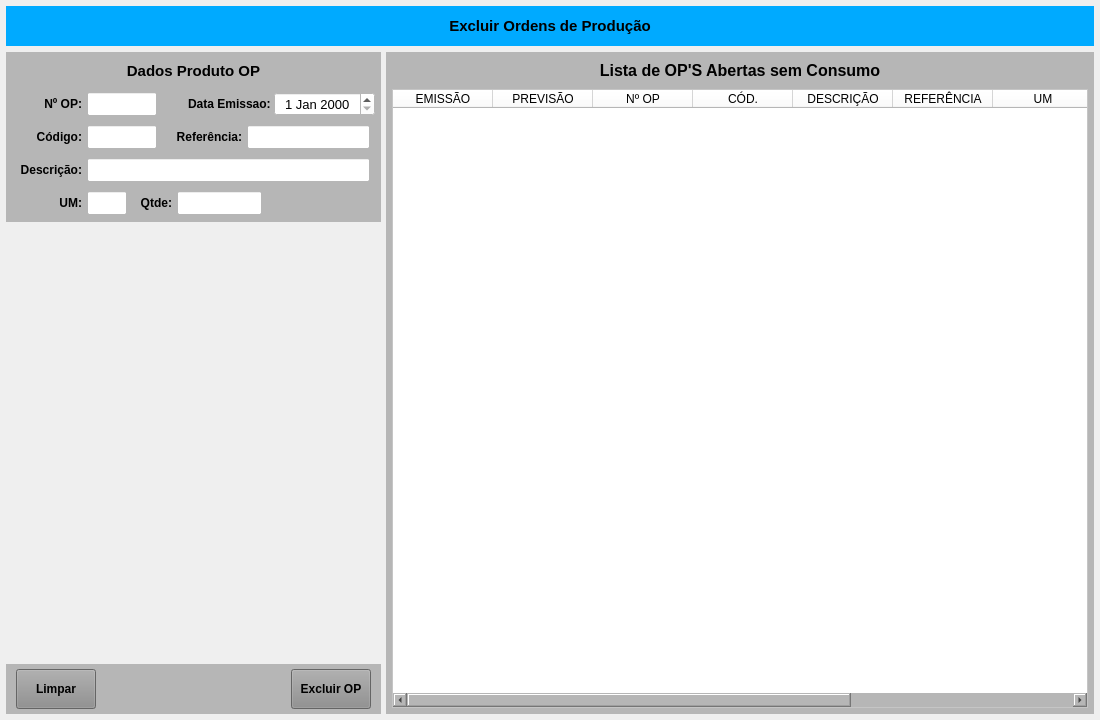
Azevedo84/erp_suzuki, file forms/tela_op_excluir.ui: the form before one commit.
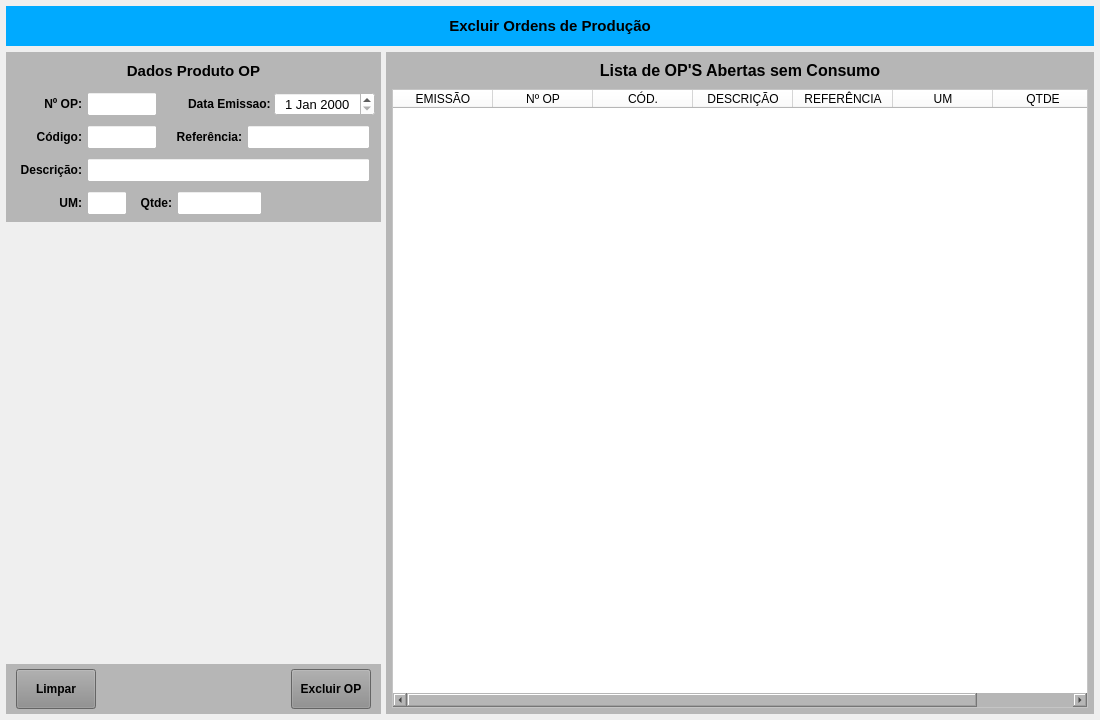
The form after the commit.

```diff
--- a/forms/tela_op_excluir.ui
+++ b/forms/tela_op_excluir.ui
@@ -1157,11 +1157,6 @@
               <string>EMISSÃO</string>
              </property>
             </column>
-            <column>
-             <property name="text">
-              <string>PREVISÃO</string>
-             </property>
-            </column>
             <column>
              <property name="text">
               <string>Nº OP</string>
@@ -1192,11 +1187,6 @@
               <string>QTDE</string>
              </property>
             </column>
-            <column>
-             <property name="text">
-              <string>EST/CON</string>
-             </property>
-            </column>
            </widget>
           </item>
          </layout>
```
